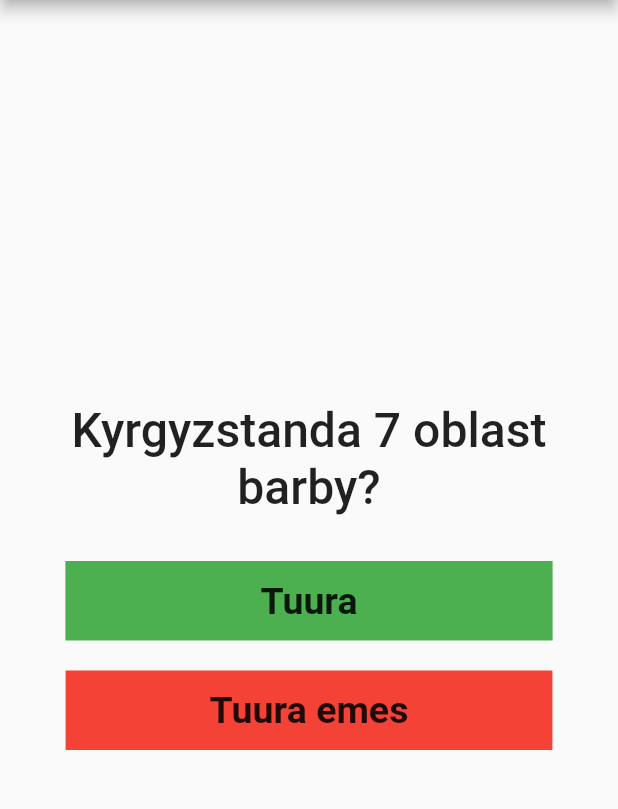
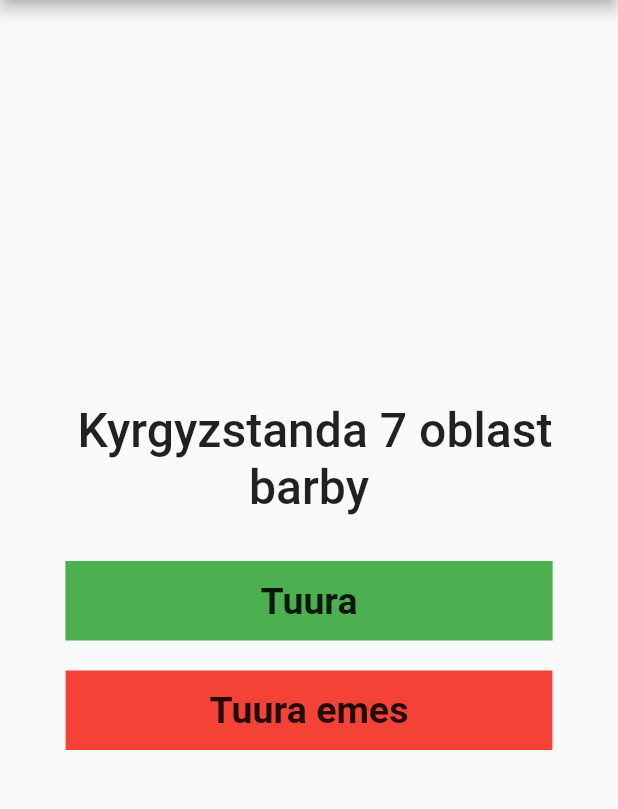
Before and after one commit to JanibekJali/batken_kurs, a Flutter app: the screen it shows after launch, on a phone screen of 412 x 824 dp, the part 84-893 px from its top. Run offline on Flutter 3.47's test engine with Material 2 defaults, Android fonts, the phone set to English and light mode, and no system bars.

Commit message:
batken kurs ulanip jatat

```diff
--- /dev/null
+++ b/quiz_app_batken/lib/data/local_data/quiz_data.dart
@@ -0,0 +1,20 @@
+import 'package:quiz_app_batken/models/quiz_model/quiz_model.dart';
+
+class QuizData {
+  String name = 'Erzhan';
+  int san = 90;
+  List<QuizModel> surrolorJooptor = [
+    QuizModel(
+      suroo: 'Kyrgyzstan egemenduu emes',
+      joop: false
+    ),
+    QuizModel(
+      suroo: ' Kyrgyzstanda 7 oblast barby',
+      joop: false,
+    ),
+    QuizModel(
+      suroo: 'Batkende Aigul gulu bar',
+      joop: true,
+    ),
+  ];
+}
--- /dev/null
+++ b/quiz_app_batken/lib/models/quiz_model/quiz_model.dart
@@ -0,0 +1,6 @@
+class QuizModel {
+  final String? suroo;
+  final bool? joop;
+
+  QuizModel({this.suroo, this.joop});
+}
--- a/quiz_app_batken/lib/pages/home_page.dart
+++ b/quiz_app_batken/lib/pages/home_page.dart
@@ -1,4 +1,5 @@
 import 'package:flutter/material.dart';
+import 'package:quiz_app_batken/data/local_data/quiz_data.dart';
 
 class HomePage extends StatefulWidget {
   const HomePage({super.key});
@@ -34,7 +35,7 @@ class _HomePageState extends State<HomePage> {
           mainAxisAlignment: MainAxisAlignment.center,
           children: [
             Text(
-              'Kyrgyzstanda 7 oblast barby?',
+              QuizData().surrolorJooptor[1].suroo!,
               textAlign: TextAlign.center,
               style: TextStyle(
                 fontSize: 32,
```
